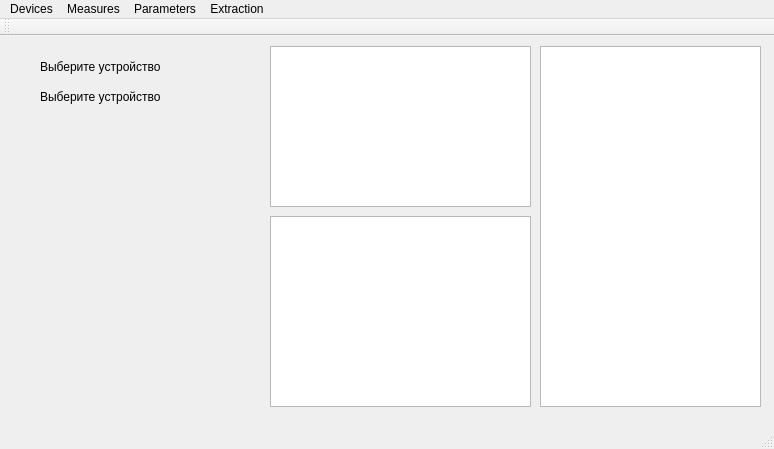
Qt form src/Tsunami/devicewindow.ui (maluginp/Tsunami) before a commit.
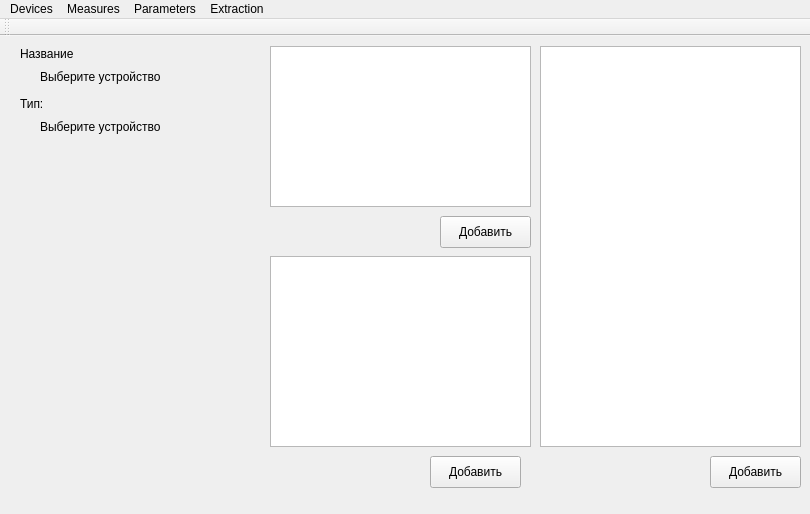
The same form after that commit.

```diff
--- a/src/Tsunami/devicewindow.ui
+++ b/src/Tsunami/devicewindow.ui
@@ -6,8 +6,8 @@
    <rect>
     <x>0</x>
     <y>0</y>
-    <width>774</width>
-    <height>449</height>
+    <width>810</width>
+    <height>514</height>
    </rect>
   </property>
   <property name="windowTitle">
@@ -18,8 +18,8 @@
     <property name="geometry">
      <rect>
       <x>40</x>
-      <y>20</y>
-      <width>171</width>
+      <y>30</y>
+      <width>201</width>
       <height>21</height>
      </rect>
     </property>
@@ -31,8 +31,8 @@
     <property name="geometry">
      <rect>
       <x>40</x>
-      <y>50</y>
-      <width>171</width>
+      <y>80</y>
+      <width>211</width>
       <height>21</height>
      </rect>
     </property>
@@ -45,8 +45,8 @@
      <rect>
       <x>540</x>
       <y>10</y>
-      <width>221</width>
-      <height>361</height>
+      <width>261</width>
+      <height>401</height>
      </rect>
     </property>
    </widget>
@@ -64,19 +64,97 @@
     <property name="geometry">
      <rect>
       <x>270</x>
-      <y>180</y>
+      <y>220</y>
       <width>261</width>
       <height>191</height>
      </rect>
     </property>
    </widget>
+   <widget class="QLabel" name="label">
+    <property name="geometry">
+     <rect>
+      <x>20</x>
+      <y>10</y>
+      <width>62</width>
+      <height>16</height>
+     </rect>
+    </property>
+    <property name="text">
+     <string>Название</string>
+    </property>
+   </widget>
+   <widget class="QLabel" name="label_2">
+    <property name="geometry">
+     <rect>
+      <x>20</x>
+      <y>60</y>
+      <width>62</width>
+      <height>16</height>
+     </rect>
+    </property>
+    <property name="text">
+     <string>Тип:</string>
+    </property>
+   </widget>
+   <widget class="QLabel" name="deviceImage">
+    <property name="geometry">
+     <rect>
+      <x>40</x>
+      <y>170</y>
+      <width>180</width>
+      <height>227</height>
+     </rect>
+    </property>
+    <property name="text">
+     <string/>
+    </property>
+   </widget>
+   <widget class="QPushButton" name="addLibraryButton">
+    <property name="geometry">
+     <rect>
+      <x>440</x>
+      <y>180</y>
+      <width>91</width>
+      <height>32</height>
+     </rect>
+    </property>
+    <property name="text">
+     <string>Добавить</string>
+    </property>
+   </widget>
+   <widget class="QPushButton" name="addAnalysisButton">
+    <property name="geometry">
+     <rect>
+      <x>430</x>
+      <y>420</y>
+      <width>91</width>
+      <height>32</height>
+     </rect>
+    </property>
+    <property name="text">
+     <string>Добавить</string>
+    </property>
+   </widget>
+   <widget class="QPushButton" name="addMeasureButton">
+    <property name="geometry">
+     <rect>
+      <x>710</x>
+      <y>420</y>
+      <width>91</width>
+      <height>32</height>
+     </rect>
+    </property>
+    <property name="text">
+     <string>Добавить</string>
+    </property>
+   </widget>
   </widget>
   <widget class="QMenuBar" name="menuBar">
    <property name="geometry">
     <rect>
      <x>0</x>
      <y>0</y>
-     <width>774</width>
+     <width>810</width>
      <height>22</height>
     </rect>
    </property>
@@ -120,7 +198,20 @@
     <bool>false</bool>
    </attribute>
   </widget>
-  <widget class="QStatusBar" name="statusBar"/>
+  <widget class="QStatusBar" name="statusBar">
+   <property name="layoutDirection">
+    <enum>Qt::LeftToRight</enum>
+   </property>
+   <property name="autoFillBackground">
+    <bool>false</bool>
+   </property>
+   <property name="styleSheet">
+    <string notr="true">float:right;</string>
+   </property>
+   <property name="sizeGripEnabled">
+    <bool>false</bool>
+   </property>
+  </widget>
   <action name="actionOpen">
    <property name="text">
     <string>Open</string>
```
Left out of the diff: 6 changed lines with no effect on the pictures.
